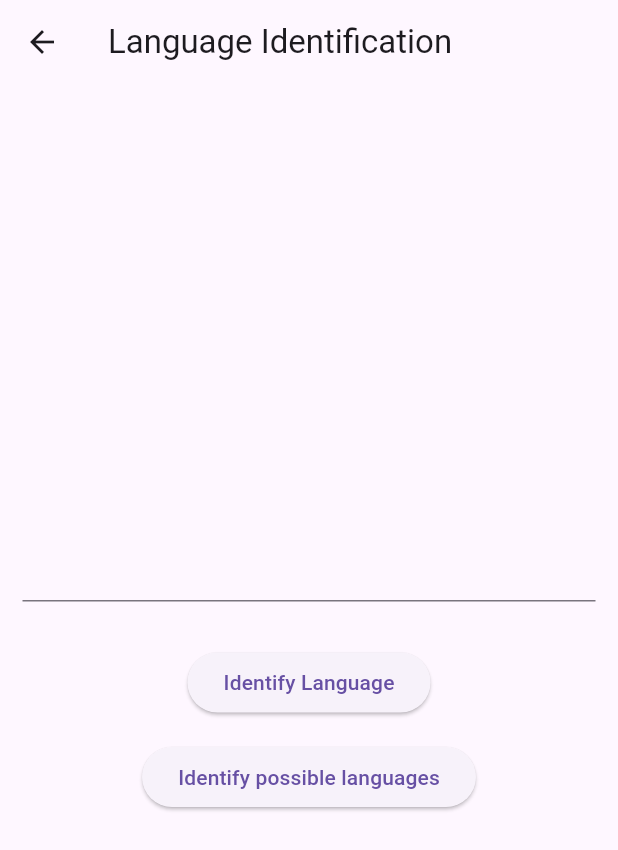
After one commit to smarts-uz/flutter_google_mlkit, a Flutter app: the LanguageIdentifierView screen opened directly, after a tap on "Identify possible languages", on a phone screen of 412 x 824 dp. The commit adds this screen. Shown: the top 850 px of the screen. Run offline on Flutter 3.47's test engine with Material 2 defaults, Android fonts, the phone set to English and light mode, and no system bars; our stand-ins replace camera, image_picker; missing offline and left inert: google_mlkit_barcode_scanning, google_mlkit_commons, google_mlkit_digital_ink_recognition, google_mlkit_face_detection, google_mlkit_face_mesh_detection, google_mlkit_image_labeling and 5 more.

Commit message:
google mlkit - language identifier

```diff
--- a/lib/main.dart
+++ b/lib/main.dart
@@ -1,4 +1,5 @@
 import 'package:flutter/material.dart';
+import 'package:flutter_google_mlkit/nlp_views/language_identifier_view.dart';
 import 'package:flutter_google_mlkit/views/digital_ink_recognizer_view.dart';
 import 'package:flutter_google_mlkit/views/pose_detector_view.dart';
 import 'package:flutter_google_mlkit/views/selfie_segmenter_view.dart';
@@ -59,6 +60,15 @@ class Home extends StatelessWidget {
                       CustomCard('Selfie Segmentation', SelfieSegmenterView()),
                     ],
                   ),
+                  SizedBox(
+                    height: 20,
+                  ),
+                  ExpansionTile(
+                    title: Text('Natural Language APIs'),
+                    children: [
+                      CustomCard('Language ID', LanguageIdentifierView()),
+                    ],
+                  ),
                 ],
               ),
             ),
--- /dev/null
+++ b/lib/nlp_views/language_identifier_view.dart
@@ -0,0 +1,106 @@
+import 'package:flutter/material.dart';
+import 'package:flutter/services.dart';
+import 'package:google_mlkit_language_id/google_mlkit_language_id.dart';
+
+class LanguageIdentifierView extends StatefulWidget {
+  const LanguageIdentifierView({super.key});
+
+  @override
+  State<LanguageIdentifierView> createState() => _LanguageIdentifierViewState();
+}
+
+class _LanguageIdentifierViewState extends State<LanguageIdentifierView> {
+  List<IdentifiedLanguage> _identifiedLanguages = <IdentifiedLanguage>[];
+  final TextEditingController _controller = TextEditingController();
+  final _languageIdentifier = LanguageIdentifier(confidenceThreshold: 0.5);
+  var _identifiedLanguage = '';
+
+  @override
+  void dispose() {
+    _languageIdentifier.close();
+    super.dispose();
+  }
+
+  @override
+  Widget build(BuildContext context) {
+    return Scaffold(
+      appBar: AppBar(title: const Text('Language Identification')),
+      body: Column(mainAxisAlignment: MainAxisAlignment.center, children: [
+        Padding(
+          padding: const EdgeInsets.all(15.0),
+          child: TextField(
+            controller: _controller,
+          ),
+        ),
+        const SizedBox(height: 15),
+        _identifiedLanguage == ''
+            ? Container()
+            : Container(
+                margin: const EdgeInsets.only(bottom: 5),
+                child: Text(
+                  'Identified Language: $_identifiedLanguage',
+                  style: const TextStyle(fontSize: 20),
+                )),
+        ElevatedButton(
+            onPressed: _identifyLanguage,
+            child: const Text('Identify Language')),
+        const SizedBox(height: 15),
+        ElevatedButton(
+          onPressed: _identifyPossibleLanguages,
+          child: const Text('Identify possible languages'),
+        ),
+        ListView.builder(
+            shrinkWrap: true,
+            itemCount: _identifiedLanguages.length,
+            itemBuilder: (context, index) {
+              return ListTile(
+                title: Text(
+                    'Language: ${_identifiedLanguages[index].languageTag}  Confidence: ${_identifiedLanguages[index].confidence.toString()}'),
+              );
+            })
+      ]),
+    );
+  }
+
+  Future<void> _identifyLanguage() async {
+    if (_controller.text == '') return;
+    String language;
+    try {
+      language = await _languageIdentifier.identifyLanguage(_controller.text);
+    } on PlatformException catch (pe) {
+      if (pe.code == _languageIdentifier.undeterminedLanguageCode) {
+        language = 'error: no language identified!';
+      }
+      language = 'error: ${pe.code}: ${pe.message}';
+    } catch (e) {
+      language = 'error: ${e.toString()}';
+    }
+    setState(() {
+      _identifiedLanguage = language;
+    });
+  }
+
+  Future<void> _identifyPossibleLanguages() async {
+    if (_controller.text == '') return;
+    String error;
+    try {
+      final possibleLanguages =
+          await _languageIdentifier.identifyPossibleLanguages(_controller.text);
+      setState(() {
+        _identifiedLanguages = possibleLanguages;
+      });
+      return;
+    } on PlatformException catch (pe) {
+      if (pe.code == _languageIdentifier.undeterminedLanguageCode) {
+        error = 'error: no languages identified!';
+      }
+      error = 'error: ${pe.code}: ${pe.message}';
+    } catch (e) {
+      error = 'error: ${e.toString()}';
+    }
+    setState(() {
+      _identifiedLanguages = [];
+      _identifiedLanguage = error;
+    });
+  }
+}
--- a/pubspec.yaml
+++ b/pubspec.yaml
@@ -22,6 +22,7 @@ dependencies:
   google_mlkit_digital_ink_recognition: ^0.9.0
   google_mlkit_pose_detection: ^0.9.0
   google_mlkit_selfie_segmentation: ^0.5.0
+  google_mlkit_language_id: ^0.8.0
   camera: ^0.10.5+2
   image_picker: ^1.0.2
   path: ^1.8.3
```
Also changed, not shown: pubspec.lock.
